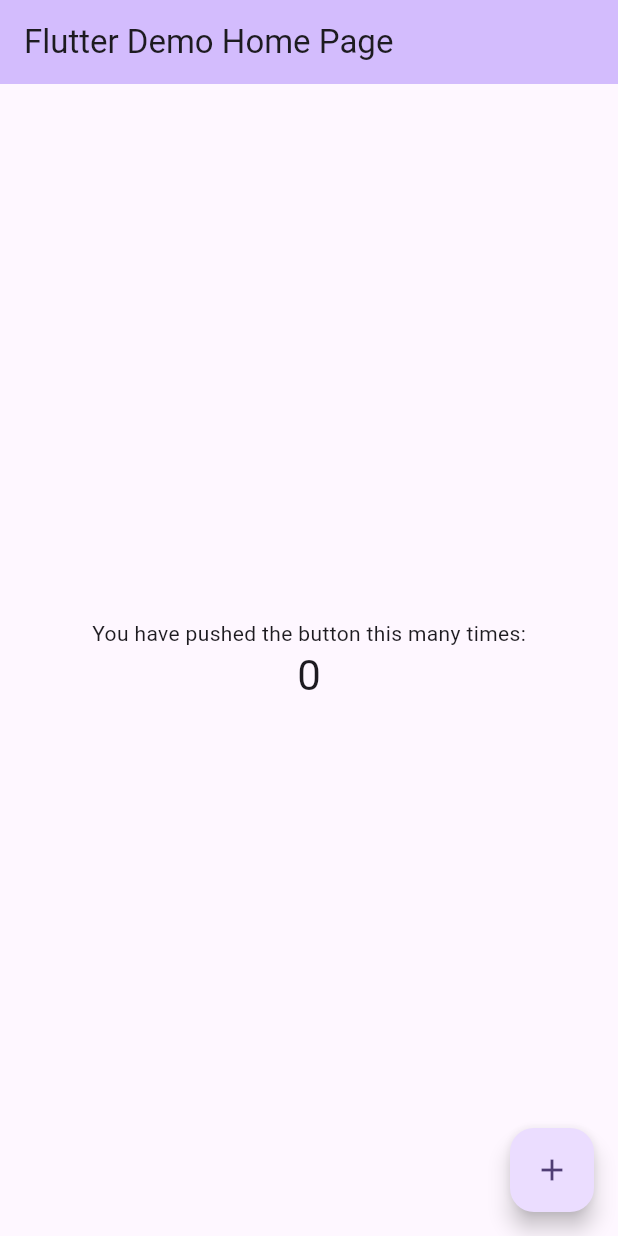
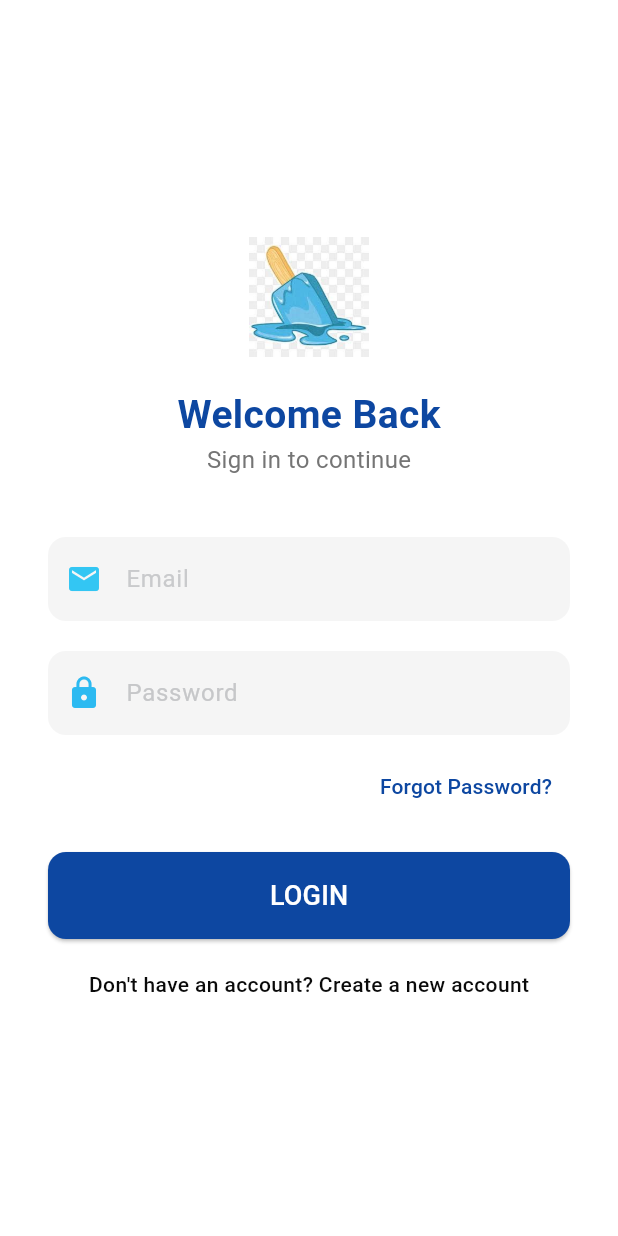
Before and after one commit to Faika123/flutterTest, a Flutter app: the screen it shows after launch, on a phone screen of 412 x 824 dp. Run offline on Flutter 3.47's test engine with Material 3 defaults, Android fonts, the phone set to English and light mode, and no system bars; our stand-ins replace cloud_firestore, firebase_core; accounts and stored records are empty.

Commit message:
version3

```diff
--- /dev/null
+++ b/lib/login.dart
@@ -0,0 +1,162 @@
+import 'package:flutter/material.dart';
+import 'signup.dart';
+import 'package:cloud_firestore/cloud_firestore.dart';
+import 'profile.dart';
+
+class LoginPage extends StatelessWidget {
+  final TextEditingController emailController = TextEditingController();
+  final TextEditingController passwordController = TextEditingController();
+
+  CollectionReference users = FirebaseFirestore.instance.collection('users');
+
+  Future<void> login(BuildContext context) async {
+    try {
+      // Here you can add your authentication logic.
+      // For demonstration, we’re just adding user data to Firestore.
+      await users.add({
+        'email': emailController.text,
+        'password': passwordController
+            .text, // Consider hashing the password in a real app
+      });
+      print("User logged in");
+      ScaffoldMessenger.of(context).showSnackBar(
+          const SnackBar(content: Text('User successfully logged in')));
+
+      // Navigate to the Profile page after successful login
+      Navigator.pushReplacement(
+        context,
+        MaterialPageRoute(builder: (context) => ProfilePage()),
+      );
+    } catch (error) {
+      print("Failed to log in user: $error");
+      ScaffoldMessenger.of(context).showSnackBar(
+          SnackBar(content: Text('Failed to log in user: $error')));
+    }
+  }
+
+  @override
+  Widget build(BuildContext context) {
+    return Scaffold(
+      backgroundColor: Colors.white,
+      body: Center(
+        child: Padding(
+          padding: const EdgeInsets.symmetric(horizontal: 32.0),
+          child: Column(
+            mainAxisAlignment: MainAxisAlignment.center,
+            children: [
+              Container(
+                width: 80,
+                height: 80,
+                child: Image.asset(
+                  "assets/images/image1.png",
+                  height: 250,
+                ),
+              ),
+              SizedBox(height: 20),
+              Text(
+                'Welcome Back',
+                style: TextStyle(
+                  fontSize: 26,
+                  fontWeight: FontWeight.bold,
+                  color: Colors.blue[900],
+                ),
+              ),
+              Text(
+                'Sign in to continue',
+                style: TextStyle(
+                  fontSize: 16,
+                  color: Colors.grey[600],
+                ),
+              ),
+              SizedBox(height: 40),
+              TextField(
+                controller: emailController,
+                decoration: InputDecoration(
+                  filled: true,
+                  fillColor: Colors.grey[100],
+                  labelText: 'Email',
+                  labelStyle: TextStyle(
+                      color: const Color.fromARGB(255, 201, 202, 204)),
+                  prefixIcon: Icon(Icons.email,
+                      color: const Color.fromARGB(255, 51, 198, 243)),
+                  border: OutlineInputBorder(
+                    borderRadius: BorderRadius.circular(12),
+                    borderSide: BorderSide.none,
+                  ),
+                ),
+              ),
+              SizedBox(height: 20),
+              TextField(
+                controller: passwordController,
+                obscureText: true,
+                decoration: InputDecoration(
+                  filled: true,
+                  fillColor: Colors.grey[100],
+                  labelText: 'Password',
+                  labelStyle: TextStyle(
+                      color: const Color.fromARGB(255, 198, 199, 201)),
+                  prefixIcon: Icon(Icons.lock,
+                      color: const Color.fromARGB(255, 44, 186, 241)),
+                  border: OutlineInputBorder(
+                    borderRadius: BorderRadius.circular(12),
+                    borderSide: BorderSide.none,
+                  ),
+                ),
+              ),
+              SizedBox(height: 10),
+              Align(
+                alignment: Alignment.centerRight,
+                child: TextButton(
+                  onPressed: () {},
+                  child: Text(
+                    'Forgot Password?',
+                    style: TextStyle(color: Colors.blue[900]),
+                  ),
+                ),
+              ),
+              SizedBox(height: 20),
+              SizedBox(
+                width: double.infinity,
+                child: ElevatedButton(
+                  style: ElevatedButton.styleFrom(
+                    backgroundColor: Colors.blue[900],
+                    shape: RoundedRectangleBorder(
+                      borderRadius: BorderRadius.circular(12),
+                    ),
+                    padding: EdgeInsets.symmetric(vertical: 16),
+                  ),
+                  onPressed: () {
+                    login(context); // Call login function here
+                  },
+                  child: Text(
+                    'LOGIN',
+                    style: TextStyle(
+                      fontSize: 18,
+                      color: Colors.white,
+                    ),
+                  ),
+                ),
+              ),
+              SizedBox(height: 20),
+              GestureDetector(
+                onTap: () {
+                  Navigator.push(
+                    context,
+                    MaterialPageRoute(builder: (context) => SignupPage()),
+                  );
+                },
+                child: Text(
+                  "Don't have an account? Create a new account",
+                  style: TextStyle(
+                    color: const Color.fromARGB(255, 10, 10, 10),
+                    fontWeight: FontWeight.w500,
+                  ),
+                ),
+              ),
+            ],
+          ),
+        ),
+      ),
+    );
+  }
+}
--- a/lib/main.dart
+++ b/lib/main.dart
@@ -1,125 +1,29 @@
 import 'package:flutter/material.dart';
+import 'package:firebase_core/firebase_core.dart';
+import 'login.dart';
+import 'signup.dart';
+import 'profile.dart';
 
-void main() {
-  runApp(const MyApp());
+void main() async {
+  WidgetsFlutterBinding.ensureInitialized();
+  await Firebase.initializeApp(
+      options: const FirebaseOptions(
+          apiKey: "AIzaSyB2nXkFkqvROsDfGnpKyux6jFJ9hygKHhM",
+          appId: "com.example.flutter_application_1",
+          messagingSenderId: "messagingSenderId",
+          projectId: "miniproject-a059a"));
+  runApp(MyApp());
 }
 
 class MyApp extends StatelessWidget {
-  const MyApp({super.key});
-
-  // This widget is the root of your application.
   @override
   Widget build(BuildContext context) {
     return MaterialApp(
-      title: 'Flutter Demo',
-      theme: ThemeData(
-        // This is the theme of your application.
-        //
-        // TRY THIS: Try running your application with "flutter run". You'll see
-        // the application has a purple toolbar. Then, without quitting the app,
-        // try changing the seedColor in the colorScheme below to Colors.green
-        // and then invoke "hot reload" (save your changes or press the "hot
-        // reload" button in a Flutter-supported IDE, or press "r" if you used
-        // the command line to start the app).
-        //
-        // Notice that the counter didn't reset back to zero; the application
-        // state is not lost during the reload. To reset the state, use hot
-        // restart instead.
-        //
-        // This works for code too, not just values: Most code changes can be
-        // tested with just a hot reload.
-        colorScheme: ColorScheme.fromSeed(seedColor: Colors.deepPurple),
-        useMaterial3: true,
-      ),
-      home: const MyHomePage(title: 'Flutter Demo Home Page'),
+      debugShowCheckedModeBanner: false,
+      home: LoginPage(),
+      routes: {
+        '/profile': (context) => ProfilePage(),
+      },
     );
   }
 }
-
-class MyHomePage extends StatefulWidget {
-  const MyHomePage({super.key, required this.title});
-
-  // This widget is the home page of your application. It is stateful, meaning
-  // that it has a State object (defined below) that contains fields that affect
-  // how it looks.
-
-  // This class is the configuration for the state. It holds the values (in this
-  // case the title) provided by the parent (in this case the App widget) and
-  // used by the build method of the State. Fields in a Widget subclass are
-  // always marked "final".
-
-  final String title;
-
-  @override
-  State<MyHomePage> createState() => _MyHomePageState();
-}
-
-class _MyHomePageState extends State<MyHomePage> {
-  int _counter = 0;
-
-  void _incrementCounter() {
-    setState(() {
-      // This call to setState tells the Flutter framework that something has
-      // changed in this State, which causes it to rerun the build method below
-      // so that the display can reflect the updated values. If we changed
-      // _counter without calling setState(), then the build method would not be
-      // called again, and so nothing would appear to happen.
-      _counter++;
-    });
-  }
-
-  @override
-  Widget build(BuildContext context) {
-    // This method is rerun every time setState is called, for instance as done
-    // by the _incrementCounter method above.
-    //
-    // The Flutter framework has been optimized to make rerunning build methods
-    // fast, so that you can just rebuild anything that needs updating rather
-    // than having to individually change instances of widgets.
-    return Scaffold(
-      appBar: AppBar(
-        // TRY THIS: Try changing the color here to a specific color (to
-        // Colors.amber, perhaps?) and trigger a hot reload to see the AppBar
-        // change color while the other colors stay the same.
-        backgroundColor: Theme.of(context).colorScheme.inversePrimary,
-        // Here we take the value from the MyHomePage object that was created by
-        // the App.build method, and use it to set our appbar title.
-        title: Text(widget.title),
-      ),
-      body: Center(
-        // Center is a layout widget. It takes a single child and positions it
-        // in the middle of the parent.
-        child: Column(
-          // Column is also a layout widget. It takes a list of children and
-          // arranges them vertically. By default, it sizes itself to fit its
-          // children horizontally, and tries to be as tall as its parent.
-          //
-          // Column has various properties to control how it sizes itself and
-          // how it positions its children. Here we use mainAxisAlignment to
-          // center the children vertically; the main axis here is the vertical
-          // axis because Columns are vertical (the cross axis would be
-          // horizontal).
-          //
-          // TRY THIS: Invoke "debug painting" (choose the "Toggle Debug Paint"
-          // action in the IDE, or press "p" in the console), to see the
-          // wireframe for each widget.
-          mainAxisAlignment: MainAxisAlignment.center,
-          children: <Widget>[
-            const Text(
-              'You have pushed the button this many times:',
-            ),
-            Text(
-              '$_counter',
-              style: Theme.of(context).textTheme.headlineMedium,
-            ),
-          ],
-        ),
-      ),
-      floatingActionButton: FloatingActionButton(
-        onPressed: _incrementCounter,
-        tooltip: 'Increment',
-        child: const Icon(Icons.add),
-      ), // This trailing comma makes auto-formatting nicer for build methods.
-    );
-  }
-}
--- a/pubspec.yaml
+++ b/pubspec.yaml
@@ -64,9 +64,9 @@ flutter:
   uses-material-design: true
 
   # To add assets to your application, add an assets section, like this:
-  # assets:
-  #   - images/a_dot_burr.jpeg
-  #   - images/a_dot_ham.jpeg
+  assets:
+    - assets/images/
+
 
   # An image asset can refer to one or more resolution-specific "variants", see
   # https://flutter.dev/to/resolution-aware-images
```
Also changed, not shown: lib/personaldata.dart (added, +181 -0 lines), lib/profile.dart (added, +108 -0 lines), lib/signup.dart (added, +147 -0 lines), assets/images/image1.png (added), assets/images/image2.jpg (added), 1 other file.
